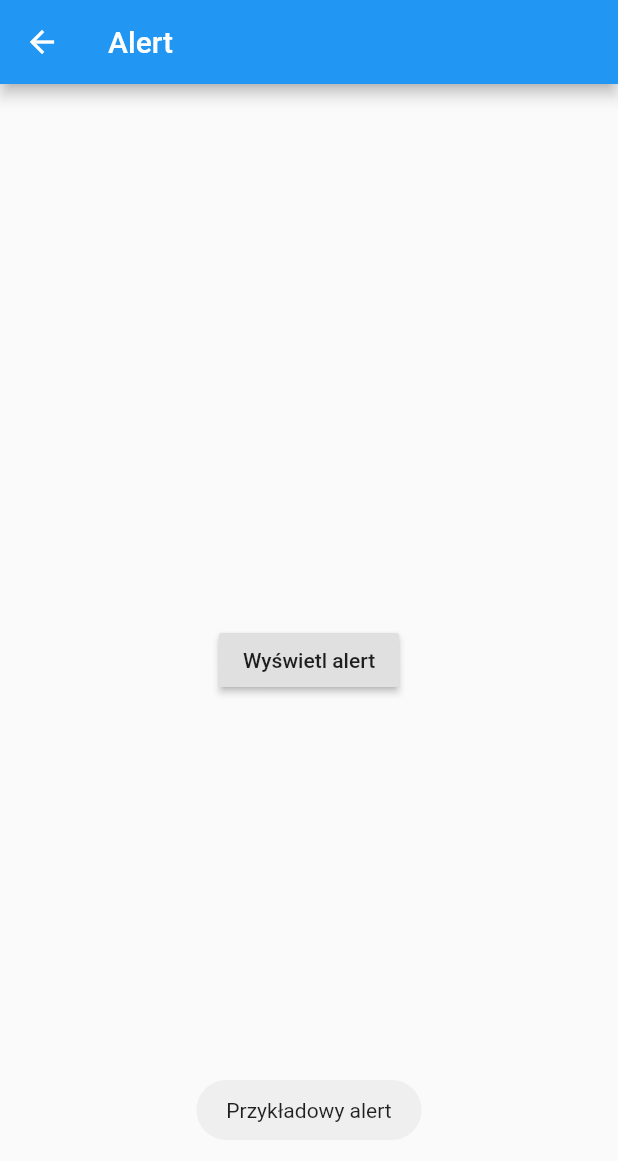
After one commit to Kacperell/Flutter-App, a Flutter app: the Alert screen opened directly, after a tap on "Wyświetl alert", on a phone screen of 412 x 824 dp. The commit adds this screen. Shown: the top 1161 px of the screen. Run offline on Flutter 3.47's test engine with Material 2 defaults, Android fonts, the phone set to English and light mode, and no system bars; our stand-ins replace audioplayers, flutter_map, fluttertoast, image_picker, latlong, location and 4 more; missing offline and left inert: map_controller, record_mp3; accounts and stored records are empty.

Commit message:
Alert screen

```diff
--- a/lib/main.dart
+++ b/lib/main.dart
@@ -1,6 +1,7 @@
 import 'package:flutter/material.dart';
 // import 'screens/home.dart';
 import 'package:app/screens/home.dart';
+import 'package:fluttertoast/fluttertoast.dart';
 
 void main() {
   runApp(MyApp());
--- /dev/null
+++ b/lib/screens/Alert/Alert.dart
@@ -0,0 +1,40 @@
+import 'package:flutter/material.dart';
+import 'package:fluttertoast/fluttertoast.dart';
+
+class Alert extends StatefulWidget {
+  String _title;
+  Alert(this._title);
+
+  @override
+  _AlertState createState() => _AlertState();
+}
+
+class _AlertState extends State<Alert> {
+  void showAlert() {
+    Fluttertoast.showToast(
+        msg: "Przykładowy alert",
+        toastLength: Toast.LENGTH_SHORT,
+        timeInSecForIosWeb: 1);
+  }
+
+  @override
+  Widget build(BuildContext context) {
+    return Scaffold(
+      appBar: AppBar(
+        title: Text(widget._title),
+      ),
+      body: Center(
+        child: Column(
+            mainAxisAlignment: MainAxisAlignment.center,
+            crossAxisAlignment: CrossAxisAlignment.center,
+            children: [
+              new Padding(
+                padding: const EdgeInsets.all(10.0),
+                child: new RaisedButton(
+                    child: new Text('Wyświetl alert'), onPressed: showAlert),
+              ),
+            ]),
+      ),
+    );
+  }
+}
--- a/lib/screens/Modal/Modal.dart
+++ b/lib/screens/Modal/Modal.dart
@@ -5,12 +5,27 @@ class Modal extends StatefulWidget {
   Modal(this._title);
 
   @override
-  _ModalState createState() => _ModalState();
+  _ModalState createState() {
+    print('createState');
+    return _ModalState();
+  }
+
+  // @override
+  // _ModalState createState() => _ModalState();
+
 }
 
 class _ModalState extends State<Modal> {
   @override
+  initState() {
+    super.initState();
+    print('initState');
+  }
+
+  @override
   Widget build(BuildContext context) {
+    print("build ");
+
     return Scaffold(
       appBar: AppBar(
         title: Text(widget._title),
--- a/lib/screens/home.dart
+++ b/lib/screens/home.dart
@@ -9,6 +9,7 @@ import 'package:app/screens/AudioRecorder/AudioRecorder.dart';
 import 'package:app/screens/VideoYT/VideoYT.dart';
 import 'package:app/screens/ListViewScreen/ListViewScreen.dart';
 import 'package:app/screens/Modal/Modal.dart';
+import 'package:app/screens/Alert/Alert.dart';
 
 class Home extends StatefulWidget {
   List _screens = [
@@ -27,6 +28,7 @@ class Home extends StatefulWidget {
     [VideoYT('Obsługa multimediów'), 'Obsługa multimediów'],
     [ListViewScreen('Dynamiczna lista'), 'Dynamiczna lista'],
     [Modal('Modal'), 'Modal'],
+    [Alert('Alert'), 'Alert'],
   ];
 
   @override
--- a/pubspec.yaml
+++ b/pubspec.yaml
@@ -35,6 +35,7 @@ dependencies:
   permission_handler: ^5.0.1+1
   audioplayers: ^0.16.2
   youtube_player_flutter: ^7.0.0+7
+  fluttertoast: ^7.1.6
 
 
   # The following adds the Cupertino Icons font to your application.
```
Also changed, not shown: pubspec.lock.
